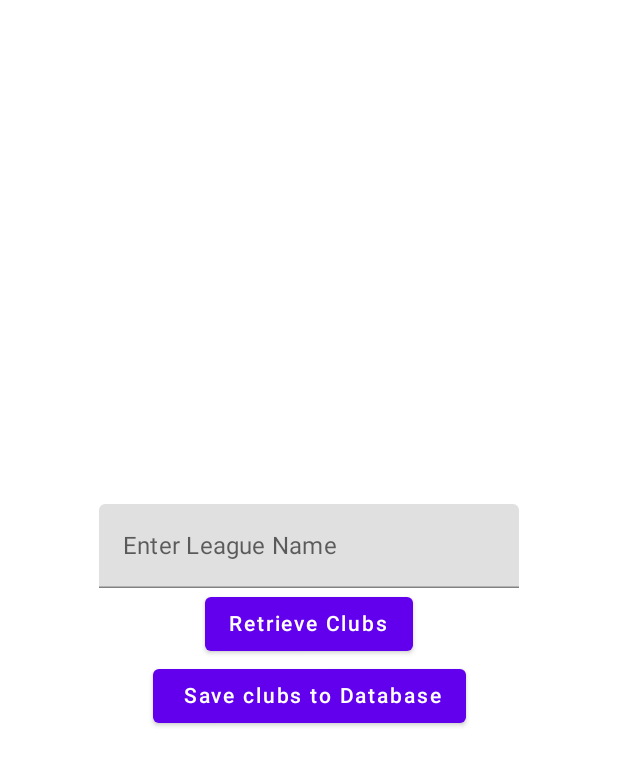
After one commit to dinalUdagedara/ClubFinder_FootBallEdition, an Android app built with Jetpack Compose: the SearchingClubsByLeague screen opened directly, with no data from a screen before it, on a phone screen of 412 x 824 dp. The commit adds this screen. Shown: the top 766 px of the screen. Run offline under Robolectric (Android 15) with nearby library versions, the phone set to English and light mode, and no system bars.

Commit message:
Database Connected and UI for 2nd task is Done

```diff
--- /dev/null
+++ b/app/src/main/java/com/example/clubfinder_footballedition/SearchingClubsByLeague.kt
@@ -0,0 +1,78 @@
+package com.example.clubfinder_footballedition
+
+import android.os.Bundle
+import androidx.activity.ComponentActivity
+import androidx.activity.compose.setContent
+import androidx.compose.foundation.layout.Arrangement
+import androidx.compose.foundation.layout.Column
+import androidx.compose.foundation.layout.fillMaxSize
+import androidx.compose.material.*
+import androidx.compose.runtime.*
+import androidx.compose.runtime.saveable.rememberSaveable
+import androidx.compose.ui.Alignment
+import androidx.compose.ui.Modifier
+import androidx.compose.ui.tooling.preview.Preview
+import com.example.clubfinder_footballedition.ui.theme.ClubFinder_FootBallEditionTheme
+
+class SearchingClubsByLeague : ComponentActivity() {
+    override fun onCreate(savedInstanceState: Bundle?) {
+        super.onCreate(savedInstanceState)
+        setContent {
+            ClubFinder_FootBallEditionTheme {
+                // A surface container using the 'background' color from the theme
+                Surface(
+                    modifier = Modifier.fillMaxSize(),
+                    color = MaterialTheme.colors.background
+                ) {
+                    Content()
+                }
+            }
+        }
+    }
+}
+
+@Composable
+fun Greeting(name: String) {
+
+    Text(text = "Hello $name!")
+}
+
+@Composable
+fun Content (){
+
+    var clubName by rememberSaveable{
+        mutableStateOf("")
+    }
+
+    Column(
+        modifier = Modifier
+            .fillMaxSize(),
+        horizontalAlignment = Alignment.CenterHorizontally,
+        verticalArrangement = Arrangement.Center
+    ) {
+        TextField(value = clubName,
+            onValueChange = {
+                clubName = it
+            },
+            label = { Text(text = "Enter League Name")}
+            )
+
+
+        Button(onClick = { /*TODO*/ }) {
+            Text(text = "Retrieve Clubs")
+        }
+        Button(onClick = { /*TODO*/ }) {
+            Text(text = " Save clubs to Database")
+        }
+    }
+
+
+}
+
+@Preview(showBackground = true)
+@Composable
+fun DefaultPreview() {
+    ClubFinder_FootBallEditionTheme {
+        Greeting("Android")
+    }
+}
--- a/app/src/main/res/values/strings.xml
+++ b/app/src/main/res/values/strings.xml
@@ -1,3 +1,5 @@
 <resources>
     <string name="app_name">ClubFinder_FootBallEdition</string>
+    <string name="title_activity_searching_clubs_by_league">SearchingClubsByLeague</string>
+    <string name="title_activity_search_for_clubs">SearchForClubs</string>
 </resources>
--- a/build.gradle
+++ b/build.gradle
@@ -6,8 +6,8 @@ buildscript {
 plugins {
     id 'com.android.application' version '7.4.2' apply false
     id 'com.android.library' version '7.4.2' apply false
-    id 'org.jetbrains.kotlin.android' version '1.7.0' apply false
+    id 'org.jetbrains.kotlin.android' version '1.9.22' apply false
 
     id("com.google.devtools.ksp") version "1.9.22-1.0.17" apply false
-    id("org.jetbrains.kotlin.kapt") version "1.7.0"
+    id("org.jetbrains.kotlin.kapt") version "1.9.22"
 }
```
Also changed, not shown: app/build.gradle (+15 -2 lines), app/src/main/AndroidManifest.xml (+10 -0 lines), app/src/main/java/com/example/clubfinder_footballedition/LeagueDAO.kt (added, +17 -0 lines), app/src/main/java/com/example/clubfinder_footballedition/LeagueDB.kt (added, +11 -0 lines), app/src/main/java/com/example/clubfinder_footballedition/Leagues.kt (added, +13 -0 lines), app/src/main/java/com/example/clubfinder_footballedition/MainActivity.kt (+91 -68 lines), app/src/main/java/com/example/clubfinder_footballedition/SearchForClubs.kt (added, +43 -0 lines).
